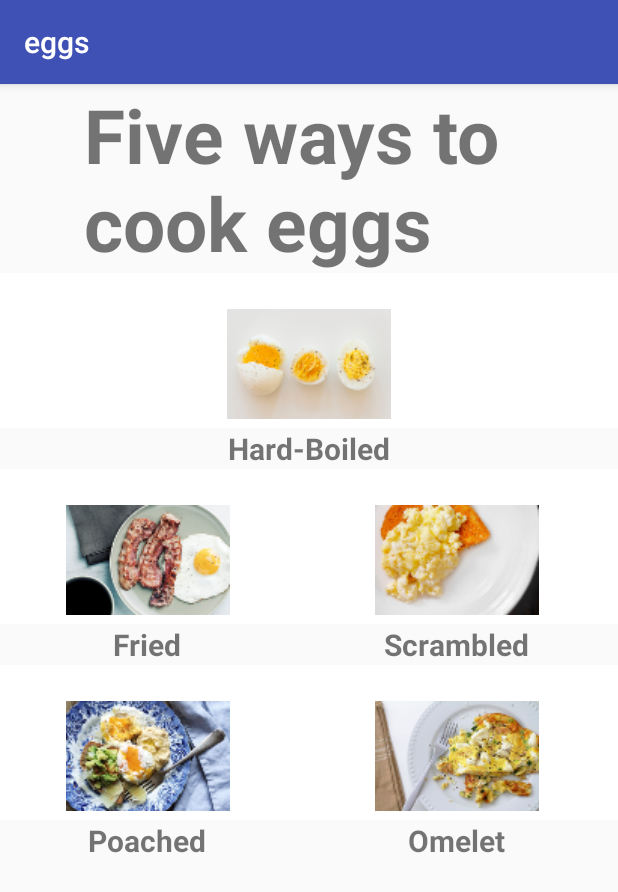
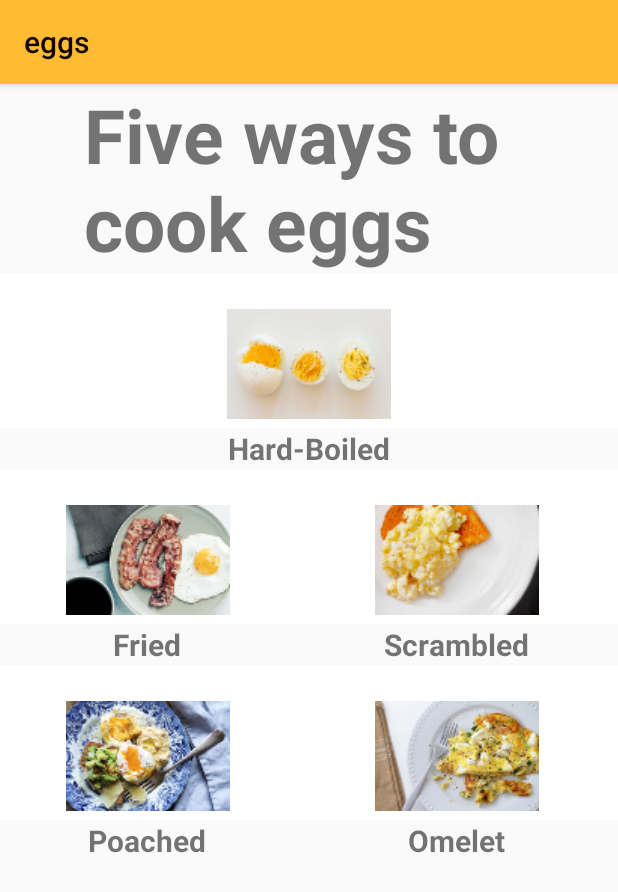
Before and after one commit to idgl99/cookeggs, an Android app: the screen it shows after launch (MainActivity), on a phone screen of 412 x 824 dp. Shown: the top 892 px of the screen. Run offline under Robolectric (Android 15) with nearby library versions, the phone set to English and light mode, and no system bars.

Commit message:
Made dome cosmetic changes to code

```diff
--- a/app/src/main/java/com/example/android/eggs/MainActivity.java
+++ b/app/src/main/java/com/example/android/eggs/MainActivity.java
@@ -21,28 +21,12 @@ public class MainActivity extends AppCompatActivity {
         super.onCreate(savedInstanceState);
         setContentView(R.layout.activity_main);
         Context context = getApplicationContext();
-        /**
-         *  The remaining code produces a pop-up message
-         *  concerning whether or not the users device
-         *  is at least on Andoid level KitKat or later
-         */
-        int duration = Toast.LENGTH_SHORT;
-        int currentapiVersion = android.os.Build.VERSION.SDK_INT;
-        CharSequence text1 = "Your Android version is KitKat or later";
-        CharSequence text2 = "Your Android is earlier than KitKat";
-        Toast toast;
-        if (currentapiVersion >= Build.VERSION_CODES.KITKAT){
-            toast = Toast.makeText(context, (CharSequence) text1, duration);
-        } else {
-            toast = Toast.makeText(context, (CharSequence) text2, duration);
-        }
-            toast.show();
-    }
+     }
 
     /**
      *  method invoked when ImageButton "Scrambled" is clicked
      */
-    public void scrambled(View v) {
+    public void show_scrambled_recipe(View v) {
         Intent goToRecipe = new Intent();
         goToRecipe.setClass(this, RecipeActivity.class);
         String recipeText = getString(R.string.recipe_scrambled);
@@ -55,7 +39,7 @@ public class MainActivity extends AppCompatActivity {
     /**
      *  method invoked when ImageButton "Poached" is clicked
      */
-    public void poached(View v) {
+    public void show_poached_recipe(View v) {
         Intent goToRecipe = new Intent();
         goToRecipe.setClass(this, RecipeActivity.class);
         String recipeText = getString(R.string.recipe_poached);
@@ -68,7 +52,7 @@ public class MainActivity extends AppCompatActivity {
     /**
      *  method invoked when ImageButton "Hard-Boiled" is clicked
      */
-    public void hardboiled(View v) {
+    public void show_hardboiled_recipe(View v) {
         Intent goToRecipe = new Intent();
         goToRecipe.setClass(this, RecipeActivity.class);
         String recipeText = getString(R.string.recipe_hardboiled);
@@ -81,7 +65,7 @@ public class MainActivity extends AppCompatActivity {
     /**
      *  method invoked when ImageButton "Fried" is clicked
      */
-    public void fried(View v) {
+    public void show_fried_recipe(View v) {
         Intent goToRecipe = new Intent();
         goToRecipe.setClass(this, RecipeActivity.class);
         String recipeText = getString(R.string.recipe_fried);
@@ -94,7 +78,7 @@ public class MainActivity extends AppCompatActivity {
     /**
      *  method invoked when ImageButton "Omelet" is clicked
      */
-    public void omelet(View v) {
+    public void show_omelet_recipe(View v) {
         Intent goToRecipe = new Intent();
         goToRecipe.setClass(this, RecipeActivity.class);
         String recipeText = getString(R.string.recipe_omelet);
--- a/app/src/main/res/layout/activity_main.xml
+++ b/app/src/main/res/layout/activity_main.xml
@@ -17,7 +17,7 @@
         android:textStyle="bold" />
 
     <ImageButton
-        android:onClick="hardboiled"
+        android:onClick="show_hardboiled_recipe"
         android:background="#FFFFFF"
         android:id="@+id/imageHardboiled"
         android:layout_width="match_parent"
@@ -50,7 +50,7 @@
             android:orientation="vertical">
 
             <ImageButton
-                android:onClick="fried"
+                android:onClick="show_fried_recipe"
                 android:background="#FFFFFF"
                 android:id="@+id/imageFried"
                 android:layout_width="match_parent"
@@ -71,7 +71,7 @@
                 android:textStyle="bold" />
 
             <ImageButton
-                android:onClick="poached"
+                android:onClick="show_poached_recipe"
                 android:background="#FFFFFF"
                 android:id="@+id/imagePoached"
                 android:layout_width="match_parent"
@@ -101,7 +101,7 @@
             android:orientation="vertical">
 
             <ImageButton
-                android:onClick="scrambled"
+                android:onClick="show_scrambled_recipe"
                 android:background="#FFFFFF"
                 android:id="@+id/imageScrambled"
                 android:layout_width="match_parent"
@@ -124,7 +124,7 @@
 
 
             <ImageButton
-                android:onClick="omelet"
+                android:onClick="show_omelet_recipe"
                 android:background="#FFFFFF"
                 android:id="@+id/imageOmelet"
                 android:layout_width="match_parent"
--- a/app/src/main/res/values/colors.xml
+++ b/app/src/main/res/values/colors.xml
@@ -1,6 +1,6 @@
 <?xml version="1.0" encoding="utf-8"?>
 <resources>
-    <color name="colorPrimary">#3F51B5</color>
+    <color name="colorPrimary">#ffeb3b</color>
     <color name="colorPrimaryDark">#303F9F</color>
     <color name="colorAccent">#FF4081</color>
 </resources>
--- a/app/src/main/res/values/styles.xml
+++ b/app/src/main/res/values/styles.xml
@@ -3,9 +3,9 @@
     <!-- Base application theme. -->
     <style name="AppTheme" parent="Theme.AppCompat.Light.DarkActionBar">
         <!-- Customize your theme here. -->
-        <item name="colorPrimary">@color/colorPrimary</item>
-        <item name="colorPrimaryDark">@color/colorPrimaryDark</item>
-        <item name="colorAccent">@color/colorAccent</item>
+        <item name="colorPrimary">@android:color/holo_orange_light</item>
+        <item name="colorPrimaryDark">@android:color/holo_orange_dark</item>
+        <item name="colorAccent">@android:color/holo_red_dark</item>
     </style>
 
 </resources>
--- /dev/null
+++ b/app/src/main/res/values/values.xml
@@ -0,0 +1,4 @@
+<?xml version="1.0" encoding="utf-8"?>
+<resources>
+    <color name="primary_text_default_material_dark">#100505</color>
+</resources>
```
